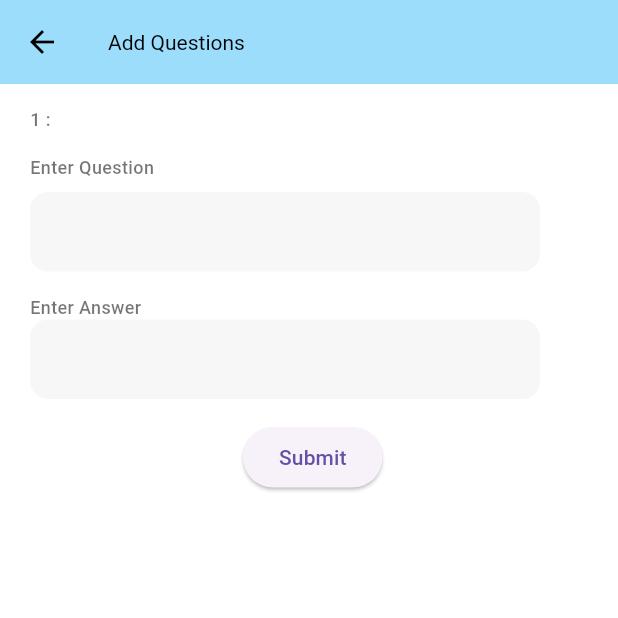
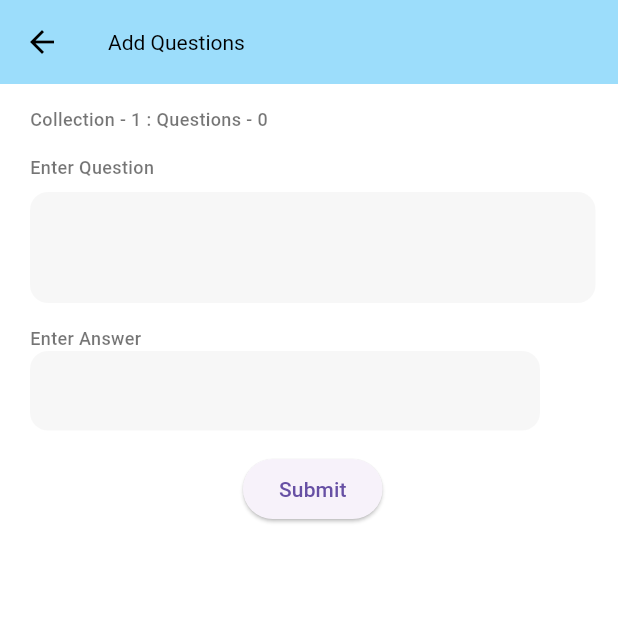
Before and after one commit to Dileep-1607/quizup_gk, a Flutter app: the AddOneLineQuestion screen opened directly, on a phone screen of 412 x 824 dp, the top half of it. Run offline on Flutter 3.47's test engine with Material 3 defaults, Android fonts, the phone set to English and light mode, and no system bars; our stand-ins replace cloud_firestore, firebase_auth, firebase_core, firebase_remote_config, get, google_mobile_ads and 2 more; missing offline and left inert: translator; accounts and stored records are empty; Roboto replaces fonts that are missing (Muli); project files that could hold a hidden picture were left out.

Commit message:
one line questions complete

```diff
--- a/lib/screens/dashboard/add_one_line_question.dart
+++ b/lib/screens/dashboard/add_one_line_question.dart
@@ -1,8 +1,9 @@
 import 'package:cloud_firestore/cloud_firestore.dart';
 import 'package:flutter/material.dart';
+import 'package:get/get.dart';
 
 import '../../components/my_text_field.dart';
-import '../../models/question.dart';
+
 
 class AddOneLineQuestion extends StatefulWidget {
   const AddOneLineQuestion({super.key});
@@ -13,9 +14,27 @@ class AddOneLineQuestion extends StatefulWidget {
 
 class _AddOneLineQuestionState extends State<AddOneLineQuestion> {
 
+  bool isSubmit = false;
   String collectionIndex = "1";
   TextEditingController _questionController = TextEditingController();
   TextEditingController _answerController = TextEditingController();
+  int totalQuestions = 0;
+
+
+  @override
+  void initState() {
+    getLength();
+    super.initState();
+  }
+
+   getLength() async {
+    CollectionReference ref = FirebaseFirestore.instance.collection("one_line_questions")
+        .doc("one_line_questions").collection(collectionIndex);
+    AggregateQuerySnapshot result = await ref.count().get();
+    setState(() {
+      totalQuestions = result.count ;
+    });
+  }
 
 
   @override
@@ -29,14 +48,26 @@ class _AddOneLineQuestionState extends State<AddOneLineQuestion> {
             child: Column(
               crossAxisAlignment: CrossAxisAlignment.start,
               children: [
-                Text("$collectionIndex : "),
+                Text("Collection - $collectionIndex : Questions - $totalQuestions"),
                 SizedBox(height: 15,),
                 Text("Enter Question"),
                 SizedBox(height: 8,),
-                MyTextField(
-                  // height: 50,
-                  width: 340,
-                  controller:_questionController,
+                TextFormField(
+                  controller: _questionController,
+                  cursorColor: Colors.black45,
+                  style: TextStyle(
+                      color: Colors.black54
+                  ),
+                  decoration: InputDecoration(
+                    filled: true,
+                    fillColor: Colors.grey.withAlpha(20),
+                    border: OutlineInputBorder(
+                        borderSide: BorderSide.none,
+                        borderRadius: BorderRadius.circular(12)
+                    ),
+                  ),
+                  maxLines: 4,
+                  minLines: 2,
                 ),
                 SizedBox(height: 15,),
 
@@ -52,6 +83,12 @@ class _AddOneLineQuestionState extends State<AddOneLineQuestion> {
                   alignment: Alignment.center,
                   child: ElevatedButton(
                       onPressed: (){
+                        getLength();
+                        if(totalQuestions<=50){
+                          Get.snackbar("Alert", "50 Questions completed in this collection. Please increase Collection no", backgroundColor: Colors.white);
+                        }
+                        else if(_questionController.text !='' && _answerController.text !=''){
+                         isSubmit = true;
                          var _id =  FirebaseFirestore.instance.collection("one_line_questions").id;
                          try{
                            FirebaseFirestore.instance.collection("one_line_questions").doc(_id).collection(collectionIndex).add(
@@ -60,12 +97,23 @@ class _AddOneLineQuestionState extends State<AddOneLineQuestion> {
                                  "answer":_answerController.text.trim()
                                }
                            );
+                           Get.snackbar("Status", "Question Added");
+                           _questionController.text ='';
+                           _answerController.text ='';
                          }
                          catch(e){
                            print(e);
                          }
+                         setState(() {
+
+                         });
+                       }
+                       else{
+                         print("Please enter both value");
+                       }
+                       isSubmit = false;
                       },
-                      child:Text("Submit") ),
+                      child:isSubmit ==false? Text("Submit"):CircularProgressIndicator() ),
                 )
               ],
             ),
--- a/lib/screens/one_line_questions.dart
+++ b/lib/screens/one_line_questions.dart
@@ -43,7 +43,7 @@ class _OneLineQuestionsState extends State<OneLineQuestions> {
                 itemCount: questions.length,
                 itemBuilder: (BuildContext context, int index) {
                   return Container(
-                    margin: EdgeInsets.symmetric(horizontal: 10, vertical: 10),
+                    margin: EdgeInsets.only(left: 15, top: 10, bottom: 10, right: 8),
                     width: MediaQuery.of(context).size.width,
                     decoration: BoxDecoration(
 
--- a/lib/screens/one_line_questions_sets.dart
+++ b/lib/screens/one_line_questions_sets.dart
@@ -1,9 +1,8 @@
-import 'package:cloud_firestore/cloud_firestore.dart';
+
 import 'package:flutter/material.dart';
 import 'package:get/get.dart';
 import 'package:general_knowledge_gk/config/remote_config.dart' as CONFIG;
-import '../components/appDrawer.dart';
-import '../components/appbar.dart';
+
 import '../components/my_container.dart';
 import 'one_line_questions.dart';
 
--- a/lib/screens/quiz_practice.dart
+++ b/lib/screens/quiz_practice.dart
@@ -21,7 +21,7 @@ late  Color color = Colors.grey.withAlpha(30);
   void initState() {
    if(widget.subCategory !='')
    _id = FirebaseFirestore.instance.collection(widget.mainCategory).id;
-     getLength();
+     //getLength();
     super.initState();
   }
 
--- a/pubspec.yaml
+++ b/pubspec.yaml
@@ -4,7 +4,7 @@ description: All types of General Knowledge Questions
 # pub.dev using `flutter pub publish`. This is preferred for private packages.
 publish_to: 'none' # Remove this line if you wish to publish to pub.dev
 
-version: 1.0.9
+version: 1.1.0
 
 environment:
   sdk: '>=3.1.2 <4.0.0'
```
Also changed, not shown: lib/components/one_line_question_card.dart (+4 -4 lines), 1 other file. Lines whose indentation alone changed are shown as unchanged.
